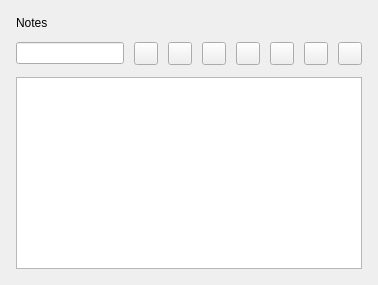
OpenFairWind/FairWindSK, file ui/mydata/Notes.ui: the form before one commit.
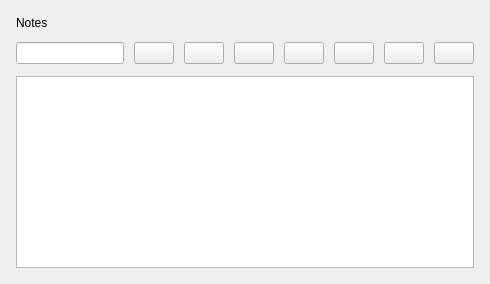
The form after the commit.

The edit to the form file:
```diff
--- a/ui/mydata/Notes.ui
+++ b/ui/mydata/Notes.ui
@@ -31,13 +31,13 @@
       <number>10</number>
      </property>
      <item><widget class="QLineEdit" name="lineEditSearch"/></item>
-     <item><widget class="QToolButton" name="toolButtonOpen"/></item>
-     <item><widget class="QToolButton" name="toolButtonEdit"/></item>
-     <item><widget class="QToolButton" name="toolButtonAdd"/></item>
-     <item><widget class="QToolButton" name="toolButtonDelete"/></item>
-     <item><widget class="QToolButton" name="toolButtonImport"/></item>
-     <item><widget class="QToolButton" name="toolButtonExport"/></item>
-     <item><widget class="QToolButton" name="toolButtonRefresh"/></item>
+     <item><widget class="QPushButton" name="toolButtonOpen"/></item>
+     <item><widget class="QPushButton" name="toolButtonEdit"/></item>
+     <item><widget class="QPushButton" name="toolButtonAdd"/></item>
+     <item><widget class="QPushButton" name="toolButtonDelete"/></item>
+     <item><widget class="QPushButton" name="toolButtonImport"/></item>
+     <item><widget class="QPushButton" name="toolButtonExport"/></item>
+     <item><widget class="QPushButton" name="toolButtonRefresh"/></item>
     </layout>
    </item>
    <item>
```
